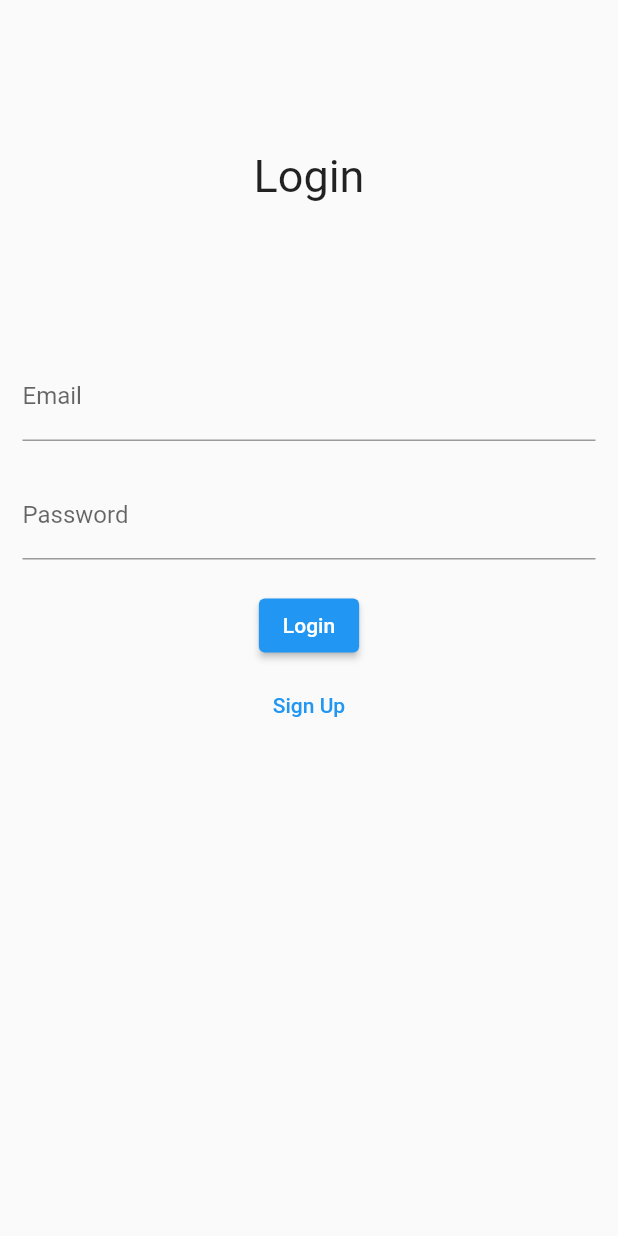
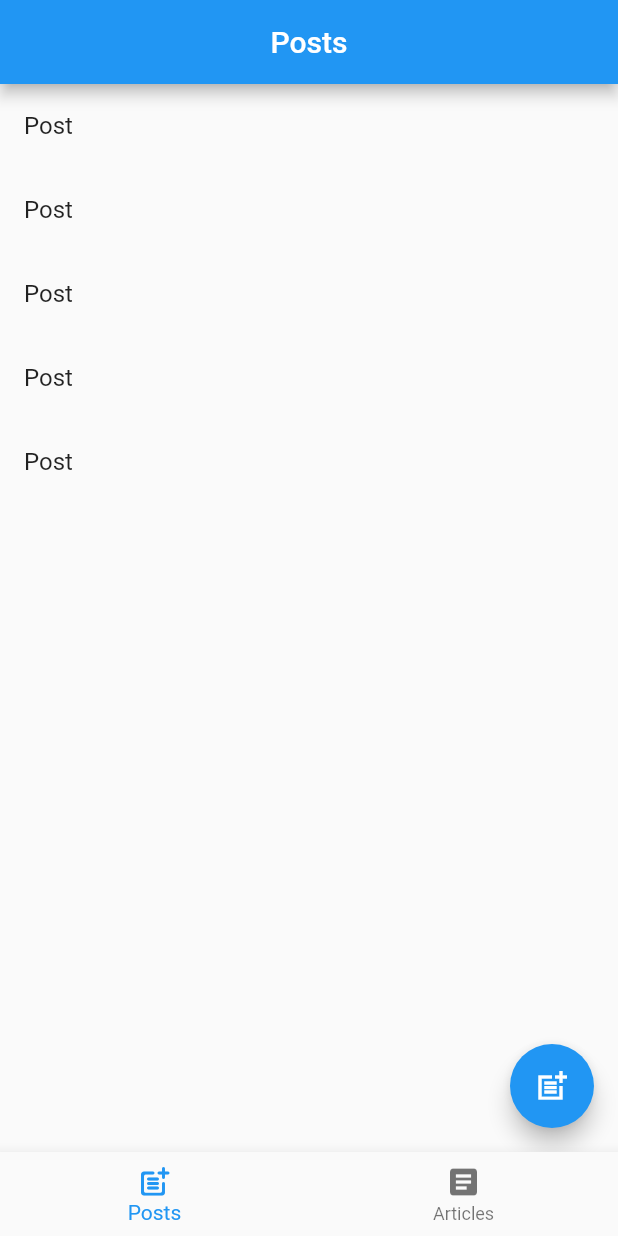
Before and after one commit to HemlockBane/arm-test, a Flutter app: the screen it shows after launch, after a tap on "Login", on a phone screen of 412 x 824 dp. Run offline on Flutter 3.47's test engine with Material 2 defaults, Android fonts, the phone set to English and light mode, and no system bars.

Commit message:
Setup screen for posts and articles

```diff
--- a/lib/src/app.dart
+++ b/lib/src/app.dart
@@ -15,6 +15,7 @@ class MyApp extends StatelessWidget {
       routes: {
         SignUpScreen.routeName: (BuildContext context) => SignUpScreen(),
         LoginScreen.routeName: (BuildContext context) => LoginScreen(),
+        HomeScreen.routeName: (BuildContext context) => HomeScreen(),
       },
     );
   }
--- a/lib/src/screens/home.dart
+++ b/lib/src/screens/home.dart
@@ -1,47 +1,46 @@
+import 'package:arm_test/src/screens/posts.dart';
 import 'package:flutter/material.dart';
 
+import 'articles.dart';
+
 class HomeScreen extends StatefulWidget {
-  HomeScreen({Key? key, required this.title}) : super(key: key);
-  final String title;
+  static final String routeName = 'home';
+  HomeScreen({Key? key}) : super(key: key);
 
   @override
   _HomeScreenState createState() => _HomeScreenState();
 }
 
 class _HomeScreenState extends State<HomeScreen> {
-  int _counter = 0;
+  int _currentTabIndex = 0;
 
-  void _incrementCounter() {
-    setState(() {
-      _counter++;
-    });
-  }
+  final tabs = [
+    PostsScreen(),
+    ArticlesScreen(),
+  ];
 
   @override
   Widget build(BuildContext context) {
-    return Scaffold(
-      appBar: AppBar(
-        title: Text(widget.title),
-      ),
-      body: Center(
-        child: Column(
-          mainAxisAlignment: MainAxisAlignment.center,
-          children: <Widget>[
-            Text(
-              'You have pushed the button this many times:',
-            ),
-            Text(
-              '$_counter',
-              style: Theme.of(context).textTheme.headline4,
-            ),
+    return SafeArea(
+      child: Scaffold(
+        body: tabs[_currentTabIndex],
+        bottomNavigationBar: BottomNavigationBar(
+          currentIndex: _currentTabIndex,
+          onTap: _changeTab,
+          items: [
+            BottomNavigationBarItem(
+                label: "Posts", icon: Icon(Icons.post_add_rounded)),
+            BottomNavigationBarItem(
+                label: "Articles", icon: Icon(Icons.article))
           ],
         ),
       ),
-      floatingActionButton: FloatingActionButton(
-        onPressed: _incrementCounter,
-        tooltip: 'Increment',
-        child: Icon(Icons.add),
-      ),
     );
   }
+
+  void _changeTab(int nextTabIndex) {
+    setState(() {
+      _currentTabIndex = nextTabIndex;
+    });
+  }
 }
--- a/lib/src/screens/login.dart
+++ b/lib/src/screens/login.dart
@@ -1,3 +1,4 @@
+import 'package:arm_test/src/screens/home.dart';
 import 'package:arm_test/src/screens/sign_up.dart';
 import 'package:flutter/material.dart';
 
@@ -34,8 +35,10 @@ class _LoginScreenState extends State<LoginScreen> {
                 ),
                 vertSpace(height: 20),
                 ElevatedButton(
-                  onPressed: () {},
                   child: Text('Login'),
+                  onPressed: () {
+                    Navigator.of(context).pushNamed(HomeScreen.routeName);
+                  },
                 ),
                 vertSpace(height: 5),
                 TextButton(
--- /dev/null
+++ b/lib/src/screens/posts.dart
@@ -0,0 +1,35 @@
+import 'package:flutter/material.dart';
+
+class PostsScreen extends StatefulWidget {
+  const PostsScreen({Key? key}) : super(key: key);
+
+  @override
+  _PostsScreenState createState() => _PostsScreenState();
+}
+
+class _PostsScreenState extends State<PostsScreen> {
+  @override
+  Widget build(BuildContext context) {
+    return Scaffold(
+      appBar: AppBar(
+        title: Text("Posts"),
+        centerTitle: true,
+        automaticallyImplyLeading: false,
+      ),
+      floatingActionButton: FloatingActionButton(
+        onPressed: () {},
+        child: Icon(Icons.post_add_sharp),
+      ),
+      body: Container(
+        child: ListView.builder(
+          itemCount: 5,
+          itemBuilder: (context, index) {
+            return ListTile(
+              title: Text("Post"),
+            );
+          },
+        ),
+      ),
+    );
+  }
+}
```
Also changed, not shown: lib/src/screens/articles.dart (added, +17 -0 lines).
